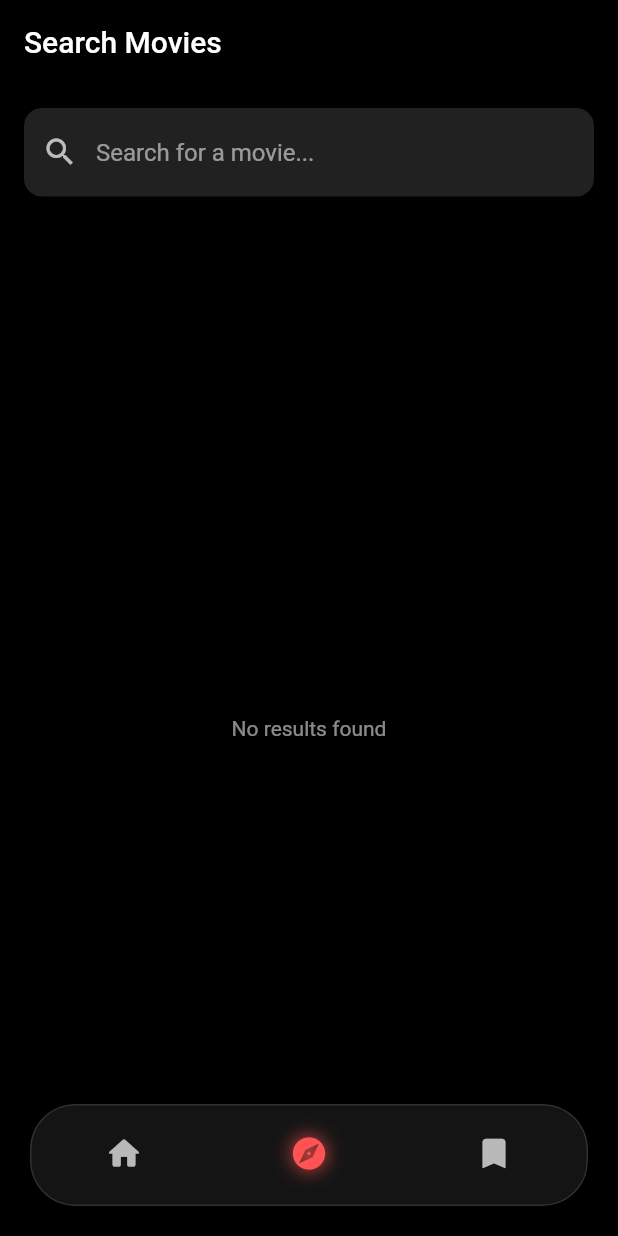
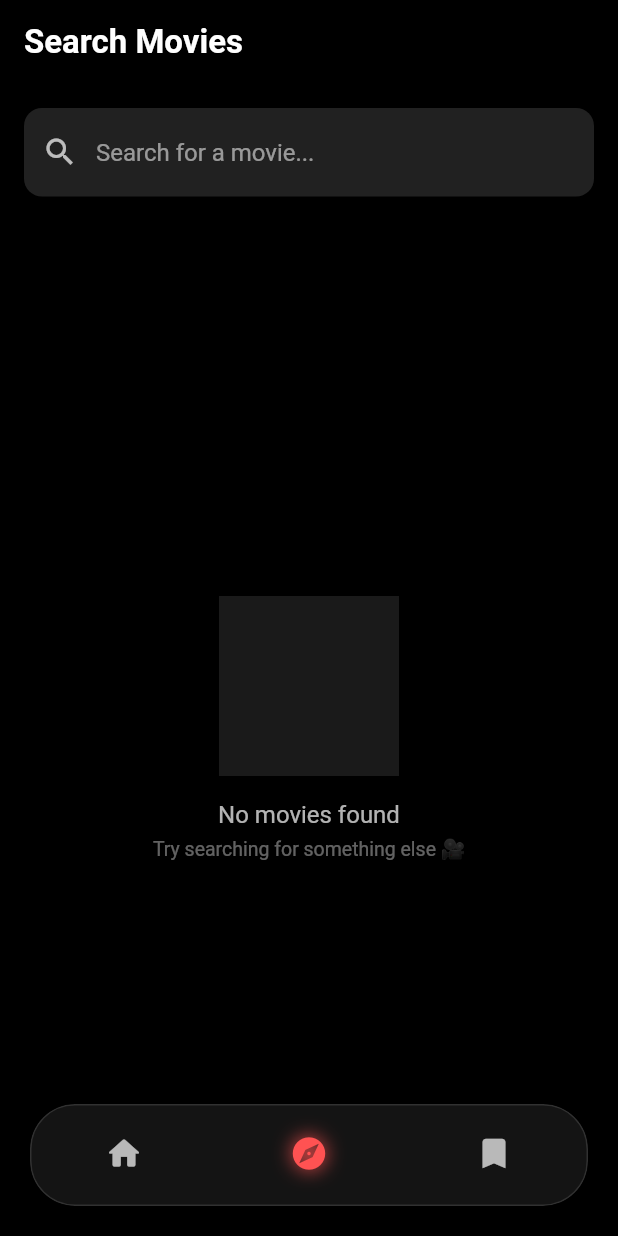
Before and after one commit to YadavSumit2408/streamx, a Flutter app: the screen it shows after launch, item 2 of the bottom bar chosen, on a phone screen of 412 x 824 dp. Run offline on Flutter 3.47's test engine with Material 2 defaults, Android fonts, the phone set to English and light mode, and no system bars; our stand-ins replace cached_network_image, connectivity_plus, dio, hive, hive_flutter, retrofit and 2 more; accounts and stored records are empty; generated files the repository leaves out were written again; network calls fail.

Commit message:
Movie sharing added along with dynamic searching

```diff
--- a/lib/presentation/screens/search_screen.dart
+++ b/lib/presentation/screens/search_screen.dart
@@ -1,8 +1,10 @@
 import 'package:flutter/material.dart';
 import 'package:provider/provider.dart';
+import 'package:cached_network_image/cached_network_image.dart';
+
 import '../../core/utils/constants.dart';
+import '../../data/models/movie_model.dart';
 import '../../presentation/providers/search_provider.dart';
-import '../widgets/movie_card.dart';
 
 class SearchScreen extends StatelessWidget {
   const SearchScreen({Key? key}) : super(key: key);
@@ -14,11 +16,20 @@ class SearchScreen extends StatelessWidget {
     return Scaffold(
       backgroundColor: Colors.black,
       appBar: AppBar(
-        title: const Text("Search Movies"),
+        title: const Text(
+          "Search Movies",
+          style: TextStyle(
+            color: Colors.white,
+            fontWeight: FontWeight.bold,
+            fontSize: 22,
+          ),
+        ),
         backgroundColor: Colors.transparent,
+        elevation: 0,
       ),
       body: Column(
         children: [
+          // 🔍 Search Bar
           Padding(
             padding: const EdgeInsets.all(16.0),
             child: TextField(
@@ -37,33 +48,93 @@ class SearchScreen extends StatelessWidget {
               ),
             ),
           ),
-          if (provider.isLoading)
-            const Expanded(
-              child: Center(
-                child: CircularProgressIndicator(color: Colors.redAccent),
+
+          // 🔄 Loader or Empty or Grid
+          Expanded(
+            child: AnimatedSwitcher(
+              duration: const Duration(milliseconds: 300),
+              child: provider.isLoading
+                  ? const Center(
+                      child: CircularProgressIndicator(
+                        color: Colors.redAccent,
                       ),
                     )
-          else if (provider.results.isEmpty)
-            const Expanded(
-              child: Center(
-                child: Text(
-                  "No results found",
-                  style: TextStyle(color: Colors.white54),
-                ),
-              ),
-            )
-          else
-            Expanded(
-              child: GridView.builder(
+                  : provider.results.isEmpty
+                      ? _buildEmptyState()
+                      : GridView.builder(
                           padding: const EdgeInsets.all(10),
-                gridDelegate: const SliverGridDelegateWithFixedCrossAxisCount(
+                          gridDelegate:
+                              const SliverGridDelegateWithFixedCrossAxisCount(
                             crossAxisCount: 3,
                             crossAxisSpacing: 10,
                             mainAxisSpacing: 10,
                           ),
                           itemCount: provider.results.length,
-                itemBuilder: (context, index) =>
-                    MovieCard(movie: provider.results[index]),
+                          itemBuilder: (context, index) {
+                            final movie = provider.results[index];
+                            final posterUrl = movie.posterPath != null
+                                ? "${ApiConstants.imageBaseUrl}${movie.posterPath}"
+                                : null;
+
+                            return ClipRRect(
+                              borderRadius: BorderRadius.circular(10),
+                              child: CachedNetworkImage(
+                                imageUrl: posterUrl ?? "",
+                                fit: BoxFit.cover,
+                                placeholder: (context, url) => Container(
+                                  color: Colors.grey[850],
+                                  child: const Center(
+                                    child: SizedBox(
+                                      width: 22,
+                                      height: 22,
+                                      child: CircularProgressIndicator(
+                                        strokeWidth: 2,
+                                        color: Colors.redAccent,
+                                      ),
+                                    ),
+                                  ),
+                                ),
+                                errorWidget: (context, url, error) =>
+                                    Image.asset(
+                                  "assets/images/placeholder.jpg",
+                                  fit: BoxFit.cover,
+                                ),
+                              ),
+                            );
+                          },
+                        ),
+            ),
+          ),
+        ],
+      ),
+    );
+  }
+
+  /// 🎬 Nice cinematic empty state
+  Widget _buildEmptyState() {
+    return Center(
+      child: Column(
+        mainAxisAlignment: MainAxisAlignment.center,
+        children: [
+          Image.asset(
+            "assets/images/placeholder.jpg",
+            width: 120,
+            color: Colors.white10,
+          ),
+          const SizedBox(height: 16),
+          const Text(
+            "No movies found",
+            style: TextStyle(
+              color: Colors.white70,
+              fontSize: 16,
+            ),
+          ),
+          const SizedBox(height: 6),
+          const Text(
+            "Try searching for something else 🎥",
+            style: TextStyle(
+              color: Colors.white38,
+              fontSize: 13,
             ),
           ),
         ],
--- a/lib/presentation/widgets/movie_banner_widget.dart
+++ b/lib/presentation/widgets/movie_banner_widget.dart
@@ -97,14 +97,14 @@ class _MovieBannerWidgetState extends State<MovieBannerWidget> {
                                 ),
                               ),
                               errorWidget: (context, url, error) => Image.asset(
-                                'assets/images/placeholder.png',
+                                'assets/images/placeholder.jpg',
                                 fit: BoxFit.cover,
                                 width: double.infinity,
                                 height: 350,
                               ),
                             )
                           : Image.asset(
-                              'assets/images/placeholder.png',
+                              'assets/images/placeholder.jpg',
                               fit: BoxFit.cover,
                               width: double.infinity,
                               height: 350,
--- a/lib/presentation/widgets/movie_list_section.dart
+++ b/lib/presentation/widgets/movie_list_section.dart
@@ -68,12 +68,12 @@ class MovieListSection extends StatelessWidget {
                               ),
                             ),
                             errorWidget: (context, url, error) => Image.asset(
-                              'assets/images/placeholder.png',
+                              'assets/images/placeholder.jpg',
                               fit: BoxFit.cover,
                             ),
                           )
                         : Image.asset(
-                            'assets/images/placeholder.png',
+                            'assets/images/placeholder.jpg',
                             fit: BoxFit.cover,
                           ),
                   ),
--- a/pubspec.yaml
+++ b/pubspec.yaml
@@ -41,6 +41,7 @@ dev_dependencies:
   build_runner: ^2.3.3
   retrofit_generator: ^4.0.3
   json_serializable: ^6.5.4
+  share_plus: ^6.3.4
 
 flutter:
 
```
Also changed, not shown: lib/main.dart (+31 -0 lines), lib/presentation/screens/movie_detail_screen.dart (+107 -46 lines), pubspec.lock, 5 other files. Lines whose indentation alone changed are shown as unchanged.
